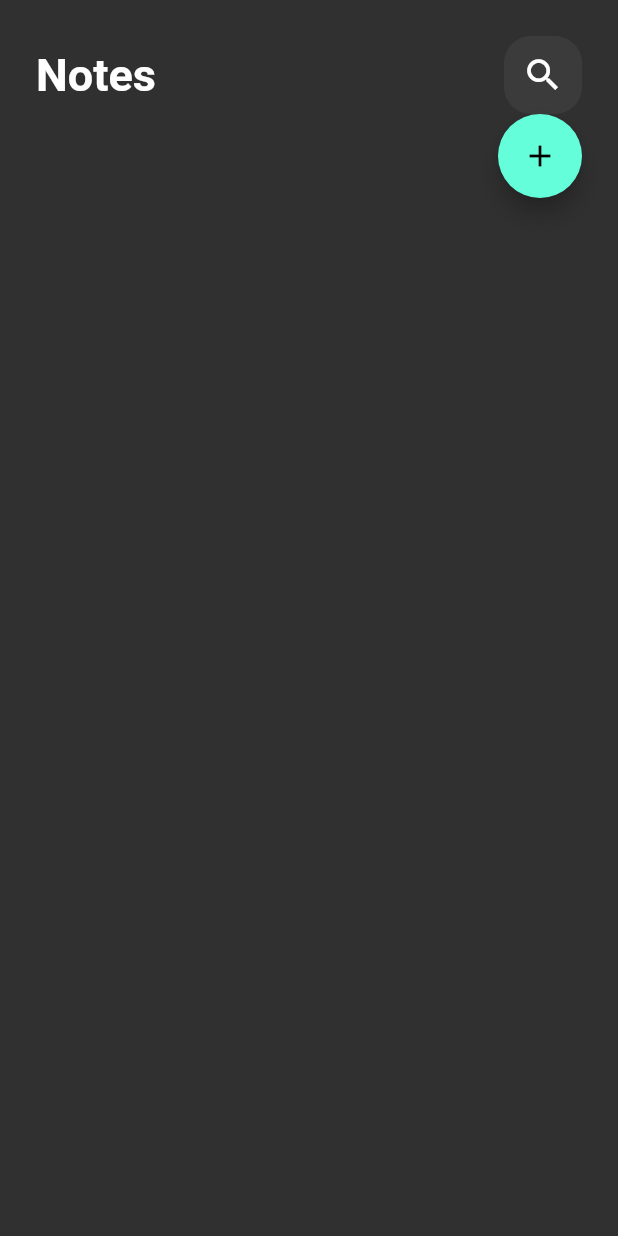
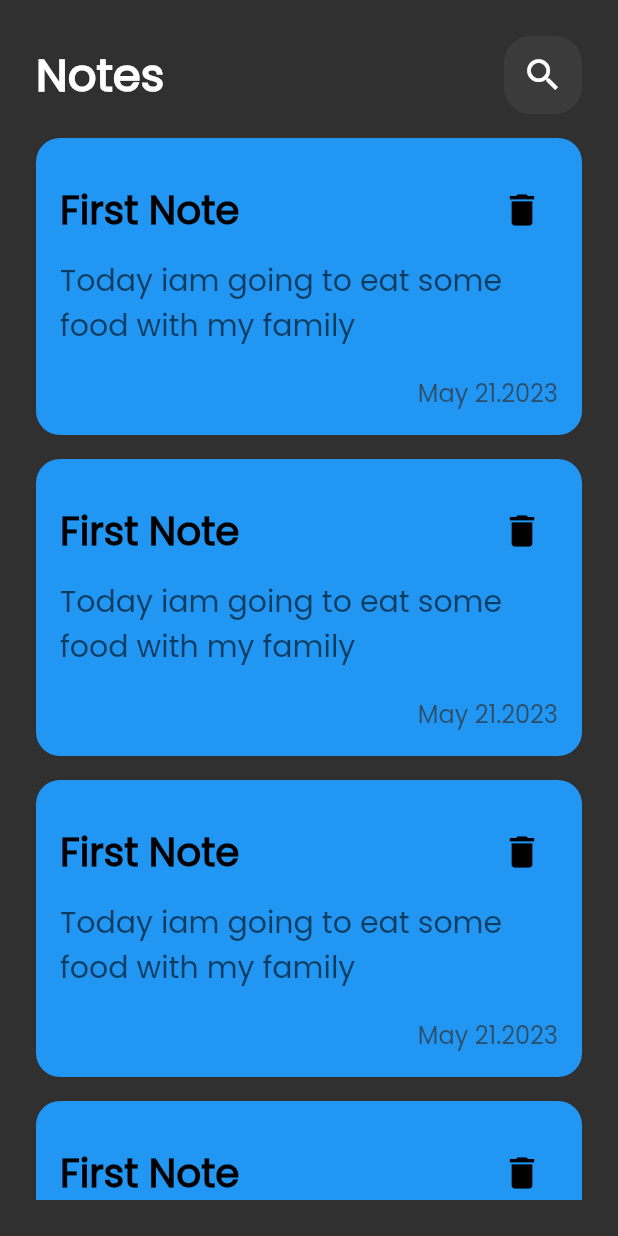
Before and after one commit to selim-sys/selim_notes, a Flutter app: the screen it shows after launch, on a phone screen of 412 x 824 dp. Run offline on Flutter 3.47's test engine with Material 2 defaults, Android fonts, the phone set to English and light mode, and no system bars.

Commit message:
notes list view

```diff
--- a/lib/main.dart
+++ b/lib/main.dart
@@ -10,10 +10,11 @@ class SelimNotes extends StatelessWidget {
   Widget build(BuildContext context) {
     return MaterialApp(
       theme: ThemeData(
-          brightness: Brightness.dark),
+          brightness: Brightness.dark,
+          fontFamily: 'Poppins'
+      ),
       debugShowCheckedModeBanner: false,
       home: AllNotesScreen(
-
       ),
     );
   }
--- a/lib/widgets/allnotesbody.dart
+++ b/lib/widgets/allnotesbody.dart
@@ -1,23 +1,20 @@
 import 'package:flutter/material.dart';
 
 import 'custom_appbar.dart';
+import 'custom_note.dart';
+import 'notes-list-view.dart';
 
 class AllNotesBody extends StatelessWidget {
   const AllNotesBody({super.key});
 
   @override
   Widget build(BuildContext context) {
-    return  Padding(
+    return Padding(
       padding: const EdgeInsets.all(24.0),
       child: Column(
         children: [
           CustomAppbar(),
-          Align(
-            alignment: Alignment.bottomRight,
-            child: FloatingActionButton(onPressed: (){},
-              child: Icon(Icons.add,),
-            ),
-          ),
+          Expanded(child: NotesListView())
         ],
       ),
     );
--- /dev/null
+++ b/lib/widgets/custom_note.dart
@@ -0,0 +1,66 @@
+import 'package:flutter/material.dart';
+
+class CustomNote extends StatelessWidget {
+  const CustomNote({
+    super.key,
+  });
+
+  @override
+  Widget build(BuildContext context) {
+    return Padding(
+      padding: const EdgeInsets.only(top: 16),
+      child: Container(
+        padding: EdgeInsets.only(top: 8),
+        decoration: BoxDecoration(
+            color: Colors.blue, borderRadius: BorderRadius.circular(16)),
+        width: double.infinity,
+        child: Padding(
+          padding: const EdgeInsets.all(16.0),
+          child: Column(
+            crossAxisAlignment: CrossAxisAlignment.stretch,
+            children: [
+              Row(
+                mainAxisAlignment: MainAxisAlignment.spaceBetween,
+                children: [
+                  Text(
+                    'First Note',
+                    style: TextStyle(
+                        fontWeight: FontWeight.bold,
+                        color: Colors.black,
+                        fontSize: 26),
+                  ),
+                  IconButton(
+                      onPressed: () {},
+                      icon: Icon(
+                        Icons.delete,
+                        color: Colors.black,
+                        size: 28,
+                      ))
+                ],
+              ),
+              SizedBox(height: 8,),
+              Text(
+                'Today iam going to eat some food with my family',
+                style: TextStyle(
+                    color: Colors.black.withOpacity(.6), fontSize: 20),
+              ),
+              Padding(
+                padding: const EdgeInsets.only(top: 18),
+                child: Align(
+                  alignment: Alignment.bottomRight,
+                  child: Text(
+                    'May 21.2023',
+                    style:
+                    TextStyle(
+                        fontSize: 16,
+                        color: Color(0xff303030).withOpacity(.7)),
+                  ),
+                ),
+              )
+            ],
+          ),
+        ),
+      ),
+    );
+  }
+}
--- /dev/null
+++ b/lib/widgets/notes-list-view.dart
@@ -0,0 +1,11 @@
+import 'package:flutter/material.dart';
+import 'custom_note.dart';
+
+class NotesListView extends StatelessWidget {
+  const NotesListView({super.key});
+
+  @override
+  Widget build(BuildContext context) {
+    return ListView.builder(itemBuilder: (context, index) => const CustomNote(),);
+  }
+}
```
Also changed, not shown: pubspec.yaml (+4 -6 lines), assets/fonts/Poppins-Regular.ttf (added).
